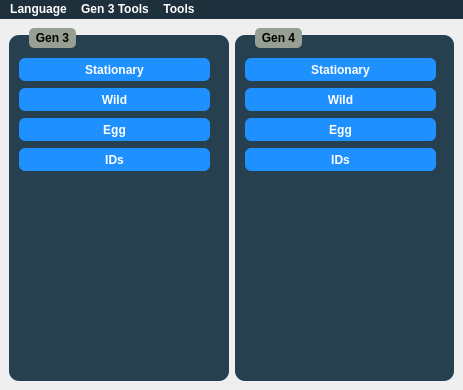
Qt form Forms/MainWindow.ui (Admiral-Fish/PokeFinder) before a commit.
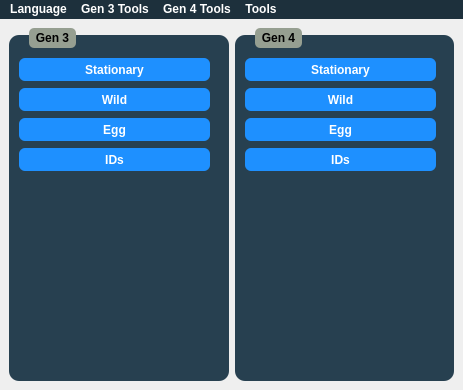
The same form after that commit. Icons and pictures are not drawn.

What changed in the file:
```diff
--- a/Forms/MainWindow.ui
+++ b/Forms/MainWindow.ui
@@ -277,8 +277,16 @@
     <addaction name="actionGameCubeRTC"/>
     <addaction name="actionPIDtoIV"/>
    </widget>
+   <widget class="QMenu" name="menuGen_4_Tools">
+    <property name="title">
+     <string>Gen 4 Tools</string>
+    </property>
+    <addaction name="actionSeed_to_Time"/>
+    <addaction name="actionIV_to_PID"/>
+   </widget>
    <addaction name="menuLanguage"/>
    <addaction name="menuGen3Tools"/>
+   <addaction name="menuGen_4_Tools"/>
    <addaction name="menuTools"/>
   </widget>
   <action name="actionResearcher">
```
Left out of the diff: 10 changed lines with no effect on the pictures.
